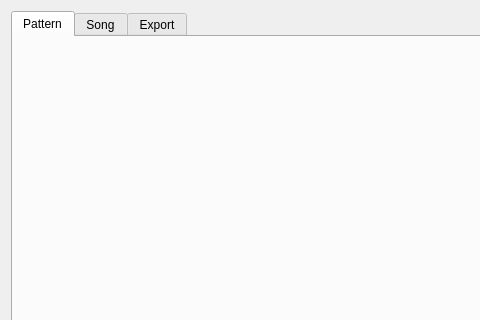
Old version of the form ui/barwindow.ui in the repository BdxMimo/project-bar; both pictures show x 0 to 480 and y 0 to 320 of the 711 by 485 pixel window.
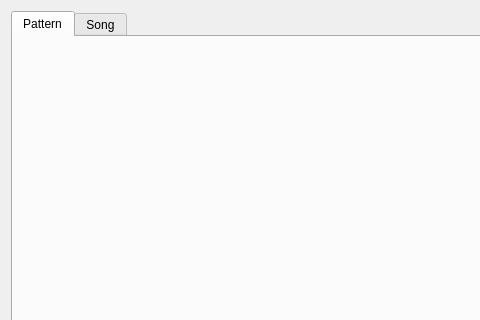
New version of the form. Custom widgets are drawn as their Qt base class.

Commit message: Removed tab export File explorer is now opened when clicking + button

The edit to the form file:
```diff
--- a/ui/barwindow.ui
+++ b/ui/barwindow.ui
@@ -42,11 +42,6 @@
        <string>Song</string>
       </attribute>
      </widget>
-     <widget class="QWidget" name="tabExport">
-      <attribute name="title">
-       <string>Export</string>
-      </attribute>
-     </widget>
     </widget>
    </item>
   </layout>
```
The commit also changes 3 other files.
